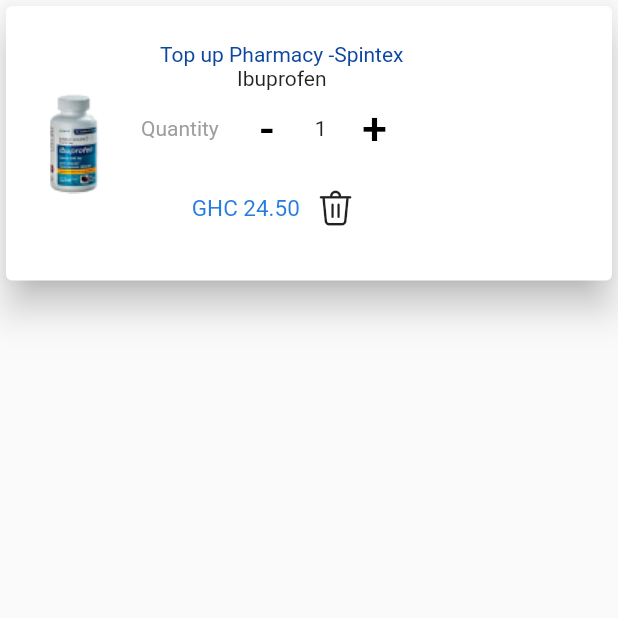
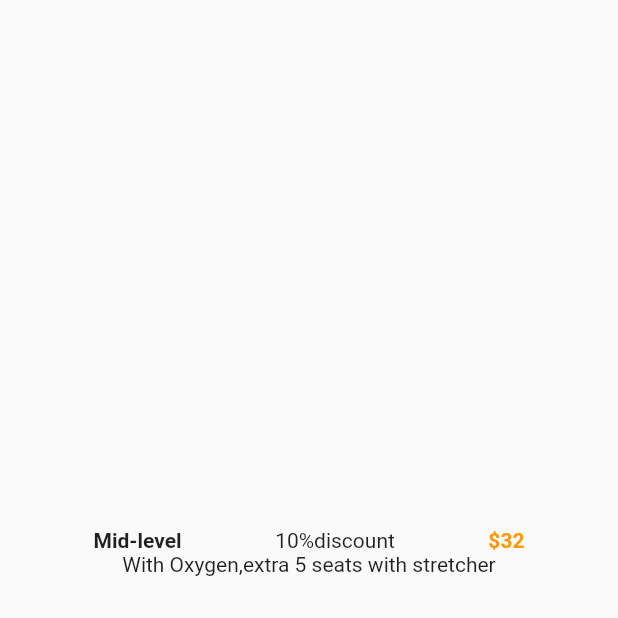
Before and after one commit to akuetteh51/ecentials, a Flutter app: the screen it shows after launch, on a phone screen of 412 x 824 dp, the top half of it. Run offline on Flutter 3.47's test engine with Material 2 defaults, Android fonts, the phone set to English and light mode, and no system bars; our stand-ins replace animated_splash_screen, flutter_neumorphic, get, shared_preferences, smooth_page_indicator.

Commit message:
ambulanceList

```diff
--- a/lib/main.dart
+++ b/lib/main.dart
@@ -1,4 +1,5 @@
 import 'package:animated_splash_screen/animated_splash_screen.dart';
+import 'package:ecentialsclone/src/Widgets/ambulanceList.dart';
 import 'package:ecentialsclone/src/Widgets/cartCard.dart';
 import 'package:ecentialsclone/src/Widgets/doctorCard.dart';
 import 'package:ecentialsclone/src/Widgets/drugCard.dart';
@@ -33,7 +34,7 @@ Future main() async {
         //   quantity: 14,
         //   price: 2.00,
         // ),
-        body: cartCard(),
+        body: ambulanceList(),
       ),
     ),
   );
--- /dev/null
+++ b/lib/src/Widgets/ambulanceList.dart
@@ -0,0 +1,37 @@
+import 'package:ecentialsclone/src/Themes/ecentials_icons_icons.dart';
+import 'package:flutter/material.dart';
+
+class ambulanceList extends StatelessWidget {
+  const ambulanceList({Key? key}) : super(key: key);
+
+  @override
+  Widget build(BuildContext context) {
+    return Center(
+      child: SizedBox(
+        height: 120.0,
+        width: 414.0,
+        child: Column(children: [
+          Row(mainAxisAlignment: MainAxisAlignment.spaceEvenly, children: [
+            Text(
+              "Mid-level",
+              style:
+                  const TextStyle(fontWeight: FontWeight.bold, fontSize: 14.0),
+            ),
+            Text(
+              "10%discount",
+              style: const TextStyle(fontSize: 14.0),
+            ),
+            Text(
+              "\$32",
+              style: const TextStyle(
+                  fontWeight: FontWeight.bold,
+                  fontSize: 14.0,
+                  color: Colors.orange),
+            ),
+          ]),
+          Text("With Oxygen,extra 5 seats with stretcher"),
+        ]),
+      ),
+    );
+  }
+}
```
